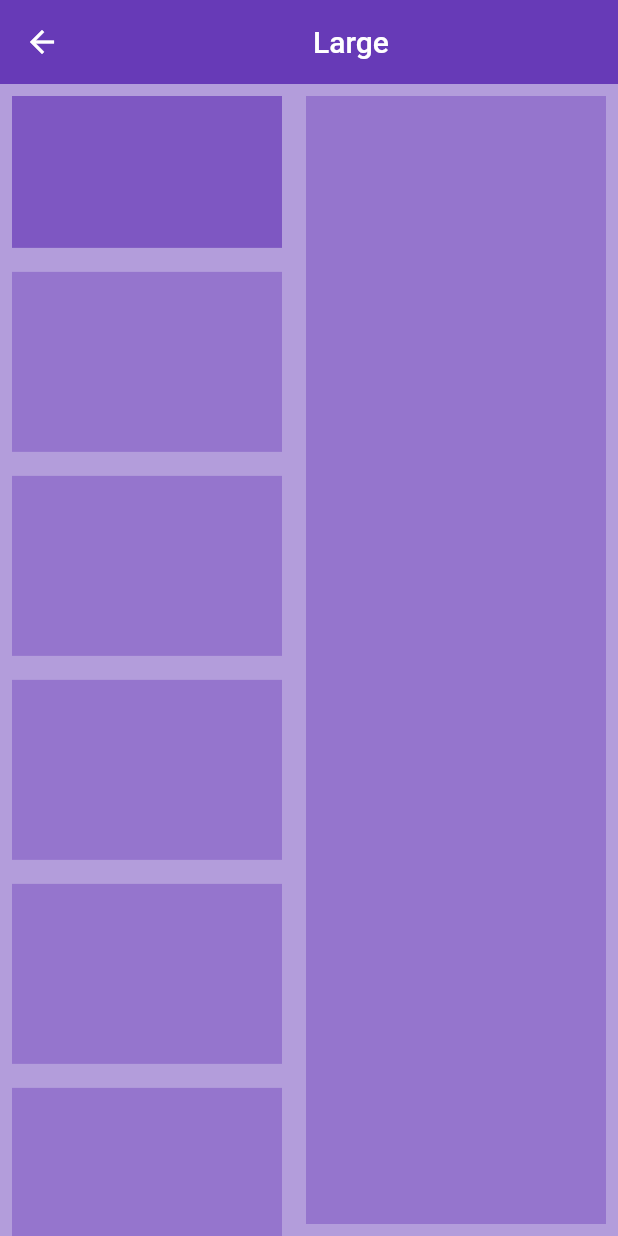
After one commit to assisfery/responsive_layout_flutter, a Flutter app: the HomeLargeBody screen opened directly, on a phone screen of 412 x 824 dp. The commit adds this screen. Run offline on Flutter 3.47's test engine with Material 2 defaults, Android fonts, the phone set to English and light mode, and no system bars.

Commit message:
large and table screen

```diff
--- /dev/null
+++ b/lib/home_large_page.dart
@@ -0,0 +1,53 @@
+import 'package:flutter/material.dart';
+
+class HomeLargeBody extends StatelessWidget {
+  const HomeLargeBody({Key? key}) : super(key: key);
+
+  @override
+  Widget build(BuildContext context) {
+    return Scaffold(
+      backgroundColor: Colors.deepPurple[200],
+      appBar: AppBar(
+        title: Center(child: Text("Large")),
+        elevation: 0,
+        backgroundColor: Colors.deepPurple,
+      ),
+      body: Container(
+        child: Row(
+          children: [
+            Expanded(
+              child: Column(
+                children: [
+                  Padding(
+                    padding: EdgeInsets.all(8),
+                    child: AspectRatio(
+                        aspectRatio: 16 / 9,
+                        child: Container(
+                          color: Colors.deepPurple[400],
+                        )),
+                  ),
+                  Expanded(
+                      child: ListView.builder(
+                    itemCount: 8,
+                    itemBuilder: (context, index) {
+                      return Padding(
+                          padding: EdgeInsets.all(8),
+                          child: Container(
+                            color: Colors.deepPurple[300],
+                            height: 120,
+                          ));
+                    },
+                  ))
+                ],
+              ),
+            ),
+            Padding(
+              padding: const EdgeInsets.all(8.0),
+              child: Container(width: 200, color: Colors.deepPurple[300],),
+            )
+          ],
+        ),
+      ),
+    );
+  }
+}
```
Also changed, not shown: lib/home_page.dart (+9 -1 lines), lib/home_tablet_page.dart (added, +43 -0 lines), lib/responsive_layout.dart (+99 -12 lines).
